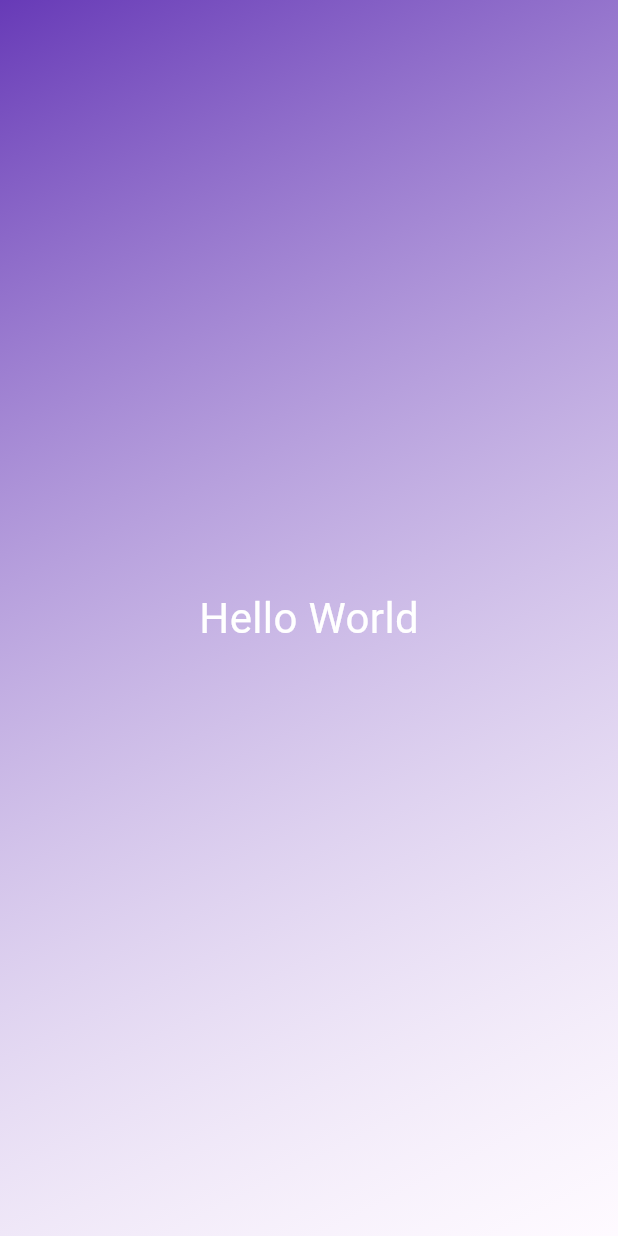
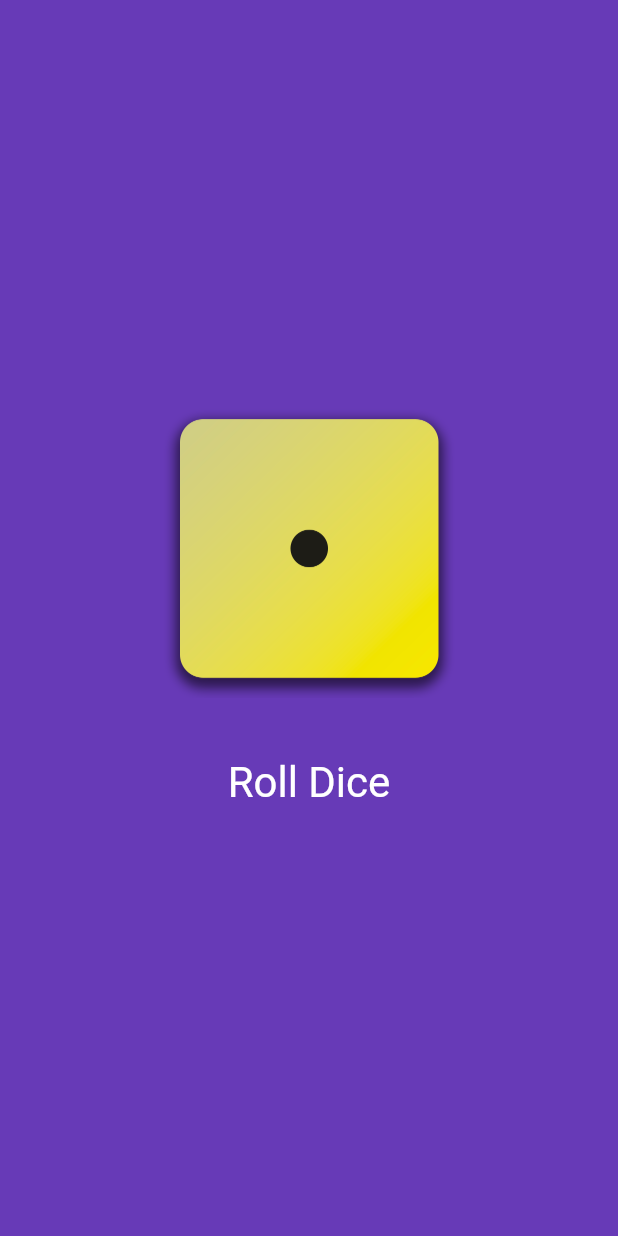
Before and after one commit to ngotruong764/flutter_dart, a Flutter app: the screen it shows after launch, on a phone screen of 412 x 824 dp. Run offline on Flutter 3.47's test engine with Material 3 defaults, Android fonts, the phone set to English and light mode, and no system bars.

Commit message:
update dice roller

```diff
--- /dev/null
+++ b/first_app/lib/dice_roller.dart
@@ -0,0 +1,46 @@
+import 'package:flutter/material.dart';
+import 'dart:math';
+
+final randomizer = Random();
+
+class DiceRoller extends StatefulWidget {
+  const DiceRoller({super.key});
+
+  @override
+  State<DiceRoller> createState() {
+    return _DiceRollerState();
+  }
+}
+
+class _DiceRollerState extends State<DiceRoller> {
+  int currentDiceRoll = 1;
+  void rollDice() {
+    setState(() {
+      currentDiceRoll = randomizer.nextInt(6) + 1;
+    });
+  }
+
+  @override
+  Widget build(BuildContext context) {
+    return Column(
+      mainAxisSize: MainAxisSize.min,
+      children: [
+        Image.asset(
+          'assets/images/dice-images/dice-$currentDiceRoll.png',
+          width: 200,
+        ),
+        const SizedBox(
+          height: 20,
+        ),
+        TextButton(
+            onPressed: rollDice,
+            style: TextButton.styleFrom(
+              padding: const EdgeInsets.all(20),
+              foregroundColor: Colors.white,
+              textStyle: const TextStyle(fontSize: 28),
+            ),
+            child: const Text("Roll Dice")),
+      ],
+    );
+  }
+}
--- /dev/null
+++ b/first_app/lib/gradient_container.dart
@@ -0,0 +1,31 @@
+// import 'package:first_app/styled_text.dart';
+import 'package:first_app/dice_roller.dart';
+import 'package:flutter/material.dart';
+
+const startAlignment = Alignment.topLeft;
+const endAlignment = Alignment.bottomRight;
+
+class GradientContainer extends StatelessWidget {
+  final List<Color> backgroundColor;
+
+  const GradientContainer({super.key, required this.backgroundColor});
+
+  const GradientContainer.purple({super.key, required this.backgroundColor});
+
+  @override
+  Widget build(BuildContext context) {
+    return Container(
+      decoration: BoxDecoration(
+        gradient: LinearGradient(
+          colors: backgroundColor,
+          begin: startAlignment,
+          end: endAlignment,
+        ),
+      ),
+      // child: const StyledText('Hello World'),
+      child: const Center(
+        child: DiceRoller(),
+      ),
+    );
+  }
+}
--- a/first_app/lib/main.dart
+++ b/first_app/lib/main.dart
@@ -1,37 +1,13 @@
 import 'package:flutter/material.dart';
+import 'package:first_app/gradient_container.dart';
 
 void main() {
   runApp(
     const MaterialApp(
       home: Scaffold(
-        body: GradientContainer(),
+        body: GradientContainer(
+            backgroundColor: [Colors.deepPurple, Colors.deepPurple]),
       ),
     ),
   );
 }
-
-class GradientContainer extends StatelessWidget {
-  const GradientContainer({super.key});
-
-  @override
-  Widget build(BuildContext context) {
-    return Container(
-      decoration: const BoxDecoration(
-        gradient: LinearGradient(
-          colors: [Colors.deepPurple, Colors.white38],
-          begin: Alignment.topLeft,
-          end: Alignment.bottomRight,
-        ),
-      ),
-      child: const Center(
-        child: Text(
-          "Hello World",
-          style: TextStyle(
-            color: Colors.white,
-            fontSize: 28,
-          ),
-        ),
-      ),
-    );
-  }
-}
--- /dev/null
+++ b/first_app/lib/styled_text.dart
@@ -0,0 +1,20 @@
+import 'package:flutter/material.dart';
+
+class StyledText extends StatelessWidget {
+  final String text;
+
+  const StyledText(this.text, {super.key});
+
+  @override
+  Widget build(BuildContext context) {
+    return Center(
+      child: Text(
+        text,
+        style: const TextStyle(
+          color: Colors.white,
+          fontSize: 28,
+        ),
+      ),
+    );
+  }
+}
```
Also changed, not shown: first_app/pubspec.yaml (+8 -3 lines), first_app/assets/images/dice-images/dice-1.png (added), first_app/assets/images/dice-images/dice-2.png (added), first_app/assets/images/dice-images/dice-3.png (added), first_app/assets/images/dice-images/dice-4.png (added), first_app/assets/images/dice-images/dice-5.png (added), first_app/assets/images/dice-images/dice-6.png (added).
